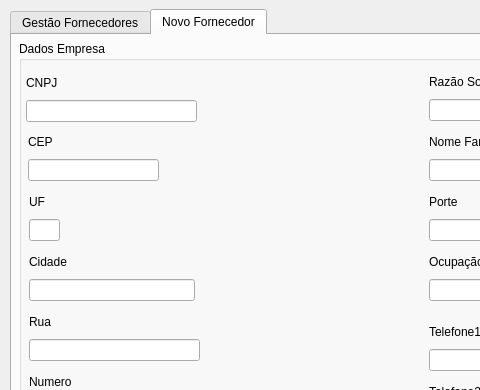
ustop0/TCC, file frm_gestaofornecedores.ui: the form before one commit; both pictures show x 0 to 480 and y 0 to 390 of the 701 by 646 pixel window.
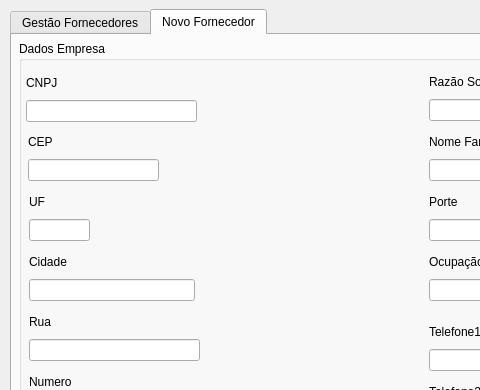
The form after the commit.

```diff
--- a/frm_gestaofornecedores.ui
+++ b/frm_gestaofornecedores.ui
@@ -188,7 +188,7 @@
        <rect>
         <x>10</x>
         <y>150</y>
-        <width>31</width>
+        <width>61</width>
         <height>50</height>
        </rect>
       </property>
@@ -315,7 +315,7 @@
        </item>
       </layout>
      </widget>
-     <widget class="QWidget" name="">
+     <widget class="QWidget" name="layoutWidget">
       <property name="geometry">
        <rect>
         <x>9</x>
@@ -337,7 +337,7 @@
        </item>
       </layout>
      </widget>
-     <widget class="QWidget" name="">
+     <widget class="QWidget" name="layoutWidget">
       <property name="geometry">
        <rect>
         <x>410</x>
@@ -359,7 +359,7 @@
        </item>
       </layout>
      </widget>
-     <widget class="QWidget" name="">
+     <widget class="QWidget" name="layoutWidget">
       <property name="geometry">
        <rect>
         <x>410</x>
@@ -381,7 +381,7 @@
        </item>
       </layout>
      </widget>
-     <widget class="QWidget" name="">
+     <widget class="QWidget" name="layoutWidget">
       <property name="geometry">
        <rect>
         <x>410</x>
@@ -403,7 +403,7 @@
        </item>
       </layout>
      </widget>
-     <widget class="QWidget" name="">
+     <widget class="QWidget" name="layoutWidget">
       <property name="geometry">
        <rect>
         <x>410</x>
```
Left out of the diff: 2 changed lines with no effect on the pictures.
